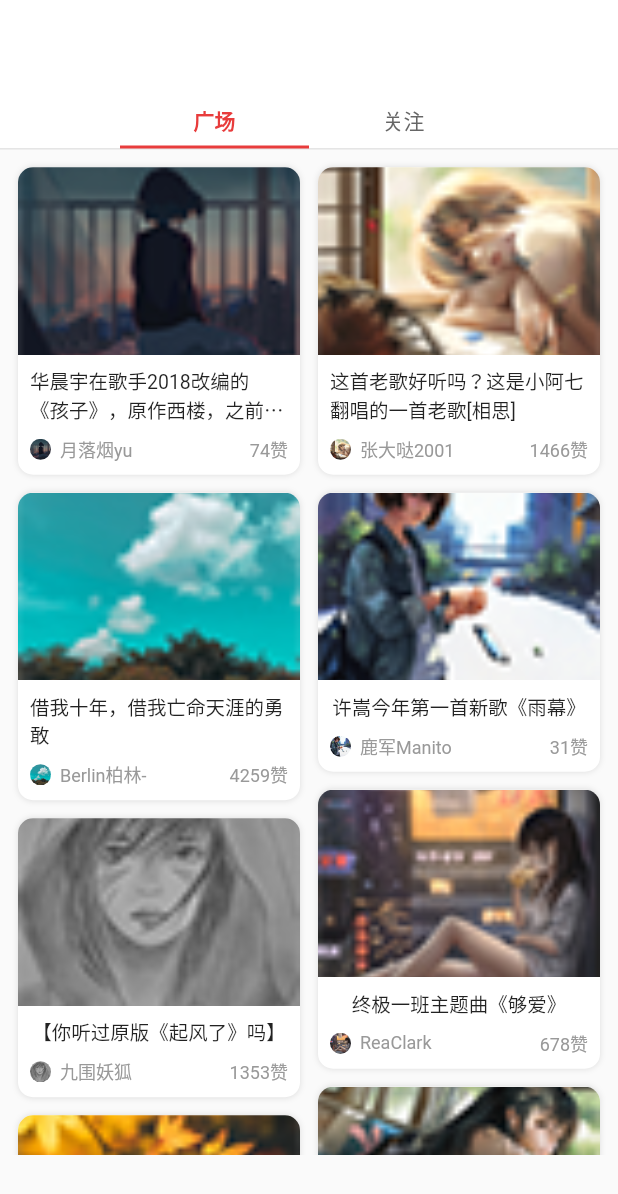
After one commit to huang-weilong/flutter_netease_cloud_music, a Flutter app: the CloudVillagePage screen opened directly, on a phone screen of 412 x 824 dp. The commit adds this screen. Shown: the top 1194 px of the screen. Run offline on Flutter 3.47's test engine with Material 2 defaults, Android fonts, the light colour scheme and no system bars.

Commit message:
云村页

```diff
--- a/lib/constants/f_color.dart
+++ b/lib/constants/f_color.dart
@@ -3,8 +3,12 @@ import 'package:flutter/material.dart';
 class FColor {
   static final Color primary = Color(0xffe83c3c);
   static final Color all3 = Color(0xff333333);
+  static final Color all5 = Color(0xff555555);
   static final Color all6 = Color(0xff666666);
+  static final Color all7 = Color(0xff777777);
+  static final Color all8 = Color(0xff888888);
   static final Color all9 = Color(0xff999999);
   static final Color allC = Color(0xffcccccc);
+  static final Color allD = Color(0xffdddddd);
   static final Color allE = Color(0xffeeeeee);
 }
--- /dev/null
+++ b/lib/page/cloud_village_page.dart
@@ -0,0 +1,362 @@
+import 'package:flutter/cupertino.dart';
+import 'package:flutter/material.dart';
+import 'package:flutter/widgets.dart';
+import 'package:flutter_netease_cloud_music/constants/f_color.dart';
+import 'dart:math' as m;
+
+class CloudVillagePage extends StatefulWidget {
+  @override
+  _CloudVillagePageState createState() => _CloudVillagePageState();
+}
+
+class _CloudVillagePageState extends State<CloudVillagePage> {
+  List<Map<String, String>> square1 = [
+    {
+      'coverImg': 'assets/images/cover/cover1.png',
+      'title': '华晨宇在歌手2018改编的《孩子》，原作西楼，之前就喜欢这首歌，当听到他说这有点像《烟火里的尘埃》的续集后',
+      'name': '月落烟yu',
+      'like': '74',
+      'avatarImg': 'assets/images/cover/cover1.png',
+    },
+    {
+      'coverImg': 'assets/images/cover/cover2.png',
+      'title': '借我十年，借我亡命天涯的勇敢',
+      'name': 'Berlin柏林-',
+      'like': '4259',
+      'avatarImg': 'assets/images/cover/cover2.png',
+    },
+    {
+      'coverImg': 'assets/images/cover/cover3.png',
+      'title': '【你听过原版《起风了》吗】',
+      'name': '九围妖狐',
+      'like': '1353',
+      'avatarImg': 'assets/images/cover/cover3.png',
+    },
+    {
+      'coverImg': 'assets/images/cover/cover4.png',
+      'title': '一些比较短 看到后心情会变好的句子。',
+      'name': '与银河对视',
+      'like': '3248',
+      'avatarImg': 'assets/images/cover/cover4.png',
+    },
+  ];
+
+  List<Map<String, String>> square2 = [
+    {
+      'coverImg': 'assets/images/cover/cover5.png',
+      'title': '这首老歌好听吗？这是小阿七翻唱的一首老歌[相思]',
+      'name': '张大哒2001',
+      'like': '1466',
+      'avatarImg': 'assets/images/cover/cover5.png',
+    },
+    {
+      'coverImg': 'assets/images/cover/cover6.png',
+      'title': '许嵩今年第一首新歌《雨幕》',
+      'name': '鹿军Manito',
+      'like': '31',
+      'avatarImg': 'assets/images/cover/cover6.png',
+    },
+    {
+      'coverImg': 'assets/images/cover/cover7.png',
+      'title': '终极一班主题曲《够爱》',
+      'name': 'ReaClark',
+      'like': '678',
+      'avatarImg': 'assets/images/cover/cover7.png',
+    },
+    {
+      'coverImg': 'assets/images/cover/cover8.png',
+      'title': '记忆中也有一个当时觉得不可或缺的人吧',
+      'name': '于彤-T',
+      'like': '1.8万',
+      'avatarImg': 'assets/images/cover/cover8.png',
+    },
+  ];
+
+  List<Map<String, String>> recommendList = [
+    {
+      'avatarPath': 'assets/images/cover/cover9.png',
+      'name': '鱿小鱼',
+      'fans': '492.5万',
+      'dynamic': '最近跟导师经常去外地做调研\n隔三天没见老韩 我都丧丧的\n我会不会太粘人了',
+      'mark': '音乐人：鱿小鱼',
+    },
+    {
+      'avatarPath': 'assets/images/cover/cover10.png',
+      'name': 'TaylorSwift',
+      'fans': '417.8万',
+      'dynamic': 'The video for cardigan "cabin in candlelight" version is out now using new behind-the-scenes footage from ...',
+      'mark': '美国创作型歌手',
+    },
+    {
+      'avatarPath': 'assets/images/cover/cover11.png',
+      'name': '是你的垚_本人',
+      'fans': '99.5万',
+      'dynamic': '认真做音乐 感同身受 一路遥远 秉承初心 我是垚垚',
+      'mark': '音乐人：是你的垚',
+    },
+    {
+      'avatarPath': 'assets/images/cover/cover12.png',
+      'name': '买辣椒也用券',
+      'fans': '97.8万',
+      'dynamic': '衣服眼熟吗 没错又是库存hhh',
+      'mark': '音乐人：买辣椒也用券',
+    },
+    {
+      'avatarPath': 'assets/images/cover/cover8.png',
+      'name': '情感文字君',
+      'fans': '43.9万',
+      'dynamic': '“表白就有失败的可能，那我不表白，我就永远不会失败”',
+      'mark': '华语|流行|民谣歌单达人',
+    },
+  ];
+
+  @override
+  Widget build(BuildContext context) {
+    return DefaultTabController(
+      length: 2,
+      child: Scaffold(
+        body: Column(
+          children: [
+            Container(
+              padding: const EdgeInsets.only(top: 70.0, left: 80.0, right: 80.0),
+              decoration: BoxDecoration(color: Colors.white, border: Border(bottom: BorderSide(color: FColor.allC, width: 0.5))),
+              child: TabBar(
+                indicatorColor: FColor.primary,
+                indicatorSize: TabBarIndicatorSize.tab,
+                labelColor: FColor.primary,
+                labelStyle: TextStyle(fontWeight: FontWeight.bold),
+                unselectedLabelColor: FColor.all6,
+                unselectedLabelStyle: TextStyle(fontWeight: FontWeight.normal),
+                labelPadding: EdgeInsets.only(bottom: 6.0),
+                tabs: <Widget>[
+                  Text('广场'),
+                  Text('关注'),
+                ],
+              ),
+            ),
+            Expanded(
+              child: Padding(
+                padding: const EdgeInsets.only(top: 6.0, bottom: 54.0),
+                child: TabBarView(
+                  children: <Widget>[
+                    SingleChildScrollView(
+                      child: Padding(
+                        padding: const EdgeInsets.symmetric(horizontal: 6.0),
+                        child: Row(
+                          crossAxisAlignment: CrossAxisAlignment.start,
+                          children: [
+                            Expanded(
+                              child: Column(
+                                  children: square1
+                                      .map((e) => _GCard(
+                                            coverImg: e['coverImg'],
+                                            title: e['title'],
+                                            name: e['name'],
+                                            like: e['like'],
+                                            avatarImg: e['avatarImg'],
+                                          ))
+                                      .toList()),
+                            ),
+                            Expanded(
+                              child: Column(
+                                  children: square2
+                                      .map((e) => _GCard(
+                                            coverImg: e['coverImg'],
+                                            title: e['title'],
+                                            name: e['name'],
+                                            like: e['like'],
+                                            avatarImg: e['avatarImg'],
+                                          ))
+                                      .toList()),
+                            ),
+                          ],
+                        ),
+                      ),
+                    ),
+                    ListView(
+                      padding: const EdgeInsets.only(top: 6.0, bottom: 54.0),
+                      children: [
+                        Container(
+                          padding: EdgeInsets.only(left: 6.0, bottom: 6.0),
+                          decoration: BoxDecoration(border: Border(bottom: BorderSide(color: FColor.allD, width: 0.5))),
+                          child: Row(
+                            children: [
+                              _buildAttention('assets/images/cover/cover1.png', '我的云圈'),
+                              _buildAttention('assets/images/cover/cover2.png', 'HugeTerry'),
+                              _buildAttention('assets/images/cover/cover3.png', 'Mr-Joke'),
+                            ],
+                          ),
+                        ),
+                        Container(
+                          padding: EdgeInsets.symmetric(horizontal: 12.0, vertical: 12.0),
+                          child: Row(
+                            mainAxisAlignment: MainAxisAlignment.spaceBetween,
+                            children: [
+                              Text('你可能感兴趣的人', style: TextStyle(fontSize: 18.0, fontWeight: FontWeight.bold)),
+                              Container(
+                                padding: EdgeInsets.symmetric(horizontal: 10.0, vertical: 4.0),
+                                decoration: BoxDecoration(
+                                  borderRadius: BorderRadius.circular(50.0),
+                                  border: Border.all(color: FColor.allE),
+                                ),
+                                child: Text('查看更多', style: TextStyle(fontSize: 13.0)),
+                              )
+                            ],
+                          ),
+                        ),
+                        ...recommendList.map(
+                          (e) => _TCard(
+                            avatarPath: e['avatarPath'],
+                            name: e['name'],
+                            fans: e['fans'],
+                            dynamic: e['dynamic'],
+                            mark: e['mark'],
+                          ),
+                        )
+                      ],
+                    )
+                  ],
+                ),
+              ),
+            ),
+          ],
+        ),
+      ),
+    );
+  }
+
+  Widget _buildAttention(String iconPath, String text) {
+    return Padding(
+      padding: const EdgeInsets.all(8.0),
+      child: Column(
+        children: [
+          Padding(
+            padding: const EdgeInsets.only(bottom: 8.0),
+            child: ClipOval(child: Image.asset(iconPath, width: 50.0)),
+          ),
+          Text(text, style: TextStyle(fontSize: 12.0)),
+        ],
+      ),
+    );
+  }
+}
+
+// “广场”卡片布局
+class _GCard extends StatelessWidget {
+  final String coverImg; // 封面图
+  final String title; // 标题
+  final String name; // 名字
+  final String like; // 赞
+  final String avatarImg; // 头像
+
+  const _GCard({@required this.coverImg, @required this.title, @required this.name, @required this.like, @required this.avatarImg});
+
+  @override
+  Widget build(BuildContext context) {
+    return Container(
+      margin: EdgeInsets.all(6.0),
+      decoration: BoxDecoration(
+        color: Colors.white,
+        borderRadius: BorderRadius.circular(10.0),
+        boxShadow: [BoxShadow(color: FColor.allD, blurRadius: 3.0, offset: Offset(0.0, 0.0))],
+      ),
+      child: ClipRRect(
+        borderRadius: BorderRadius.circular(10.0),
+        child: Column(
+          children: [
+            Image.asset(
+              coverImg,
+              width: MediaQuery.of(context).size.width / 2,
+              height: (m.Random.secure().nextDouble() * 50).floor() + 120.0,
+              fit: BoxFit.cover,
+            ),
+            Padding(
+              padding: const EdgeInsets.fromLTRB(8.0, 8.0, 8.0, 0.0),
+              child: Text(title, style: TextStyle(fontSize: 13.0), maxLines: 2, overflow: TextOverflow.ellipsis),
+            ),
+            Padding(
+              padding: const EdgeInsets.all(8.0),
+              child: Row(
+                children: [
+                  ClipOval(child: Image.asset(avatarImg, width: 14.0)),
+                  Expanded(
+                    child: Padding(
+                      padding: const EdgeInsets.only(left: 6.0),
+                      child: Text(name, style: TextStyle(color: FColor.all9, fontSize: 12.0)),
+                    ),
+                  ),
+                  Text('$like赞', style: TextStyle(color: FColor.all9, fontSize: 12.0)),
+                ],
+              ),
+            )
+          ],
+        ),
+      ),
+    );
+  }
+}
+
+// “关注” 可能感兴趣的人卡片
+class _TCard extends StatelessWidget {
+  final String avatarPath; // 头像路径
+  final String name; // 名字
+  final String fans; // 粉丝数
+  final String dynamic; // 动态
+  final String mark; // 标识
+
+  const _TCard({@required this.avatarPath, @required this.name, @required this.fans, @required this.dynamic, @required this.mark});
+
+  @override
+  Widget build(BuildContext context) {
+    return Container(
+      margin: EdgeInsets.symmetric(horizontal: 12.0, vertical: 6.0),
+      padding: EdgeInsets.symmetric(vertical: 8.0),
+      decoration: BoxDecoration(
+        color: FColor.allE,
+        borderRadius: BorderRadius.circular(8.0),
+      ),
+      child: Column(
+        crossAxisAlignment: CrossAxisAlignment.start,
+        children: [
+          Container(
+            child: ListTile(
+              dense: true,
+              leading: ClipOval(child: Image.asset(avatarPath)),
+              title: Text(name, style: TextStyle(fontSize: 16.0)),
+              subtitle: Text('$fans粉丝'),
+              trailing: Container(
+                padding: EdgeInsets.symmetric(horizontal: 8.0, vertical: 4.0),
+                decoration: ShapeDecoration(shape: StadiumBorder(), color: FColor.primary),
+                child: Row(
+                  mainAxisSize: MainAxisSize.min,
+                  children: [
+                    Icon(Icons.add, size: 16.0, color: Colors.white),
+                    Text('关注', style: TextStyle(color: Colors.white, fontSize: 12.0))
+                  ],
+                ),
+              ),
+            ),
+          ),
+          Padding(
+            padding: const EdgeInsets.symmetric(horizontal: 12.0),
+            child: Divider(),
+          ),
+          Padding(
+            padding: const EdgeInsets.symmetric(vertical: 6.0, horizontal: 12.0),
+            child: Text(dynamic, style: TextStyle(color: FColor.all5)),
+          ),
+          Padding(
+            padding: const EdgeInsets.symmetric(horizontal: 12.0, vertical: 6.0),
+            child: Row(
+              mainAxisAlignment: MainAxisAlignment.spaceBetween,
+              children: [
+                Text(mark, style: TextStyle(color: FColor.all8)),
+                Image.asset('assets/images/public/close.png', width: 15.0, fit: BoxFit.cover),
+              ],
+            ),
+          ),
+        ],
+      ),
+    );
+  }
+}
--- a/lib/page/home_page.dart
+++ b/lib/page/home_page.dart
@@ -1,5 +1,6 @@
 import 'package:flutter/material.dart';
 import 'package:flutter_netease_cloud_music/constants/f_color.dart';
+import 'package:flutter_netease_cloud_music/page/cloud_village_page.dart';
 import 'package:flutter_netease_cloud_music/page/discovery_page.dart';
 import 'package:flutter_netease_cloud_music/page/drawer_page.dart';
 import 'package:flutter_netease_cloud_music/page/mine_page.dart';
@@ -50,7 +51,7 @@ class _HomePageState extends State<HomePage> with SingleTickerProviderStateMixin
               children: <Widget>[
                 MinePage(),
                 DiscoveryPage(),
-                Text('云村'),
+                CloudVillagePage(),
                 Text('视频'),
               ],
             ),
```
